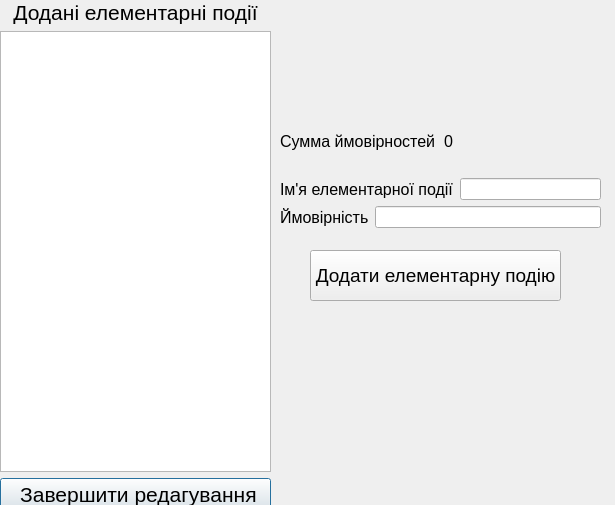
Above: addelementaryevents.ui from Illia-Andrieiev/Lab_2 before the change. Below: the same form after it.
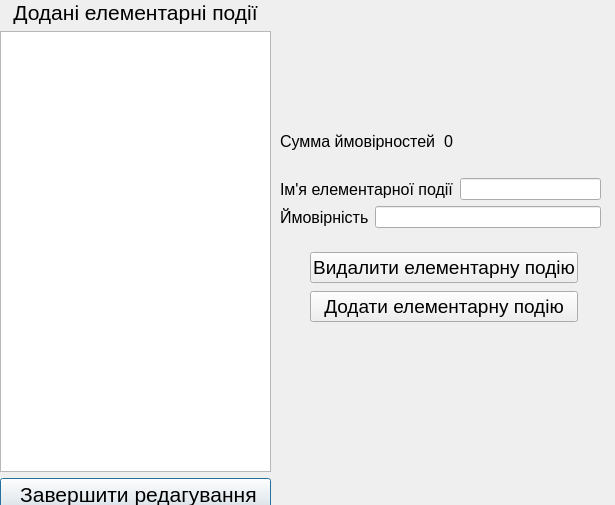
That is the form after the change.

```diff
--- a/addelementaryevents.ui
+++ b/addelementaryevents.ui
@@ -61,25 +61,7 @@
     </item>
    </layout>
   </widget>
-  <widget class="QPushButton" name="addElementaryEvent">
-   <property name="geometry">
-    <rect>
-     <x>310</x>
-     <y>250</y>
-     <width>251</width>
-     <height>51</height>
-    </rect>
-   </property>
-   <property name="font">
-    <font>
-     <pointsize>14</pointsize>
-    </font>
-   </property>
-   <property name="text">
-    <string>Додати елементарну подію</string>
-   </property>
-  </widget>
-  <widget class="QWidget" name="">
+  <widget class="QWidget" name="layoutWidget">
    <property name="geometry">
     <rect>
      <x>280</x>
@@ -163,6 +145,45 @@
     </item>
    </layout>
   </widget>
+  <widget class="QWidget" name="">
+   <property name="geometry">
+    <rect>
+     <x>310</x>
+     <y>250</y>
+     <width>268</width>
+     <height>76</height>
+    </rect>
+   </property>
+   <layout class="QVBoxLayout" name="verticalLayout_3">
+    <item>
+     <widget class="QPushButton" name="deleteElemEvent">
+      <property name="font">
+       <font>
+        <pointsize>14</pointsize>
+       </font>
+      </property>
+      <property name="locale">
+       <locale language="Ukrainian" country="Ukraine"/>
+      </property>
+      <property name="text">
+       <string>Видалити елементарну подію</string>
+      </property>
+     </widget>
+    </item>
+    <item>
+     <widget class="QPushButton" name="addElementaryEvent">
+      <property name="font">
+       <font>
+        <pointsize>14</pointsize>
+       </font>
+      </property>
+      <property name="text">
+       <string>Додати елементарну подію</string>
+      </property>
+     </widget>
+    </item>
+   </layout>
+  </widget>
  </widget>
  <resources/>
  <connections/>
```
Left out of the diff: 35 changed lines with no effect on the pictures.
